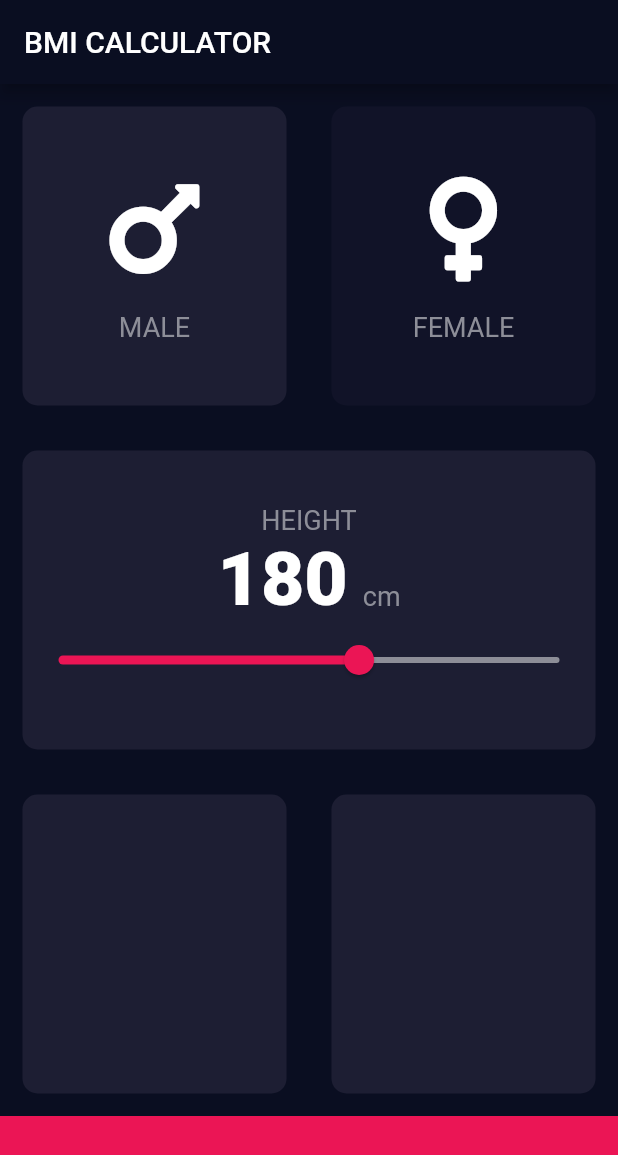
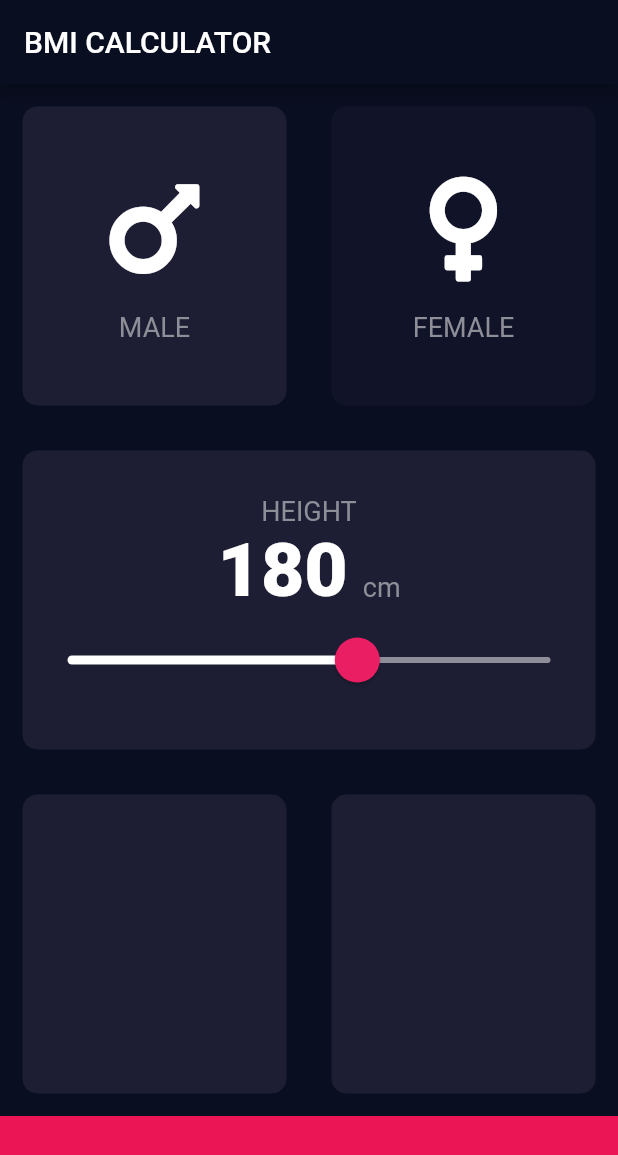
Before and after one commit to dmburyak/bmi_culculator, a Flutter app: the screen it shows after launch, on a phone screen of 412 x 824 dp. Shown: the top 1155 px of the screen. Run offline on Flutter 3.47's test engine with Material 2 defaults, Android fonts, the phone set to English and light mode, and no system bars; our stand-ins replace font_awesome_flutter.

Commit message:
change slider

```diff
--- a/lib/input_page.dart
+++ b/lib/input_page.dart
@@ -81,17 +81,25 @@ class _InputPageState extends State<InputPage> {
                           SizedBox(width: 10),
                           Text('cm', style: kCardTextStyle),
                         ]),
-                    Slider(
+                    SliderTheme(
+                      data: SliderTheme.of(context).copyWith(
+                        thumbColor: Colors.pink,
+                        overlayColor: Color(0x29EB1555),
+                        activeTrackColor: Colors.white,
+                        inactiveTrackColor: Color(0xFF8D8E98),
+                        thumbShape: RoundSliderThumbShape(enabledThumbRadius: 15.0),
+                        overlayShape: RoundSliderOverlayShape(overlayRadius: 30.0),
+                      ),
+                      child: Slider(
                           value: height.toDouble(),
                           min: 120.0,
                           max: 220.0,
-                        activeColor: Color(0xFFEB1555),
-                        inactiveColor: Color(0xFF8D8E98),
                           onChanged: (double newValue) {
                             setState(() {
                               height = newValue.round();
                             });
-                        })
+                          }),
+                    )
                   ],
                 ),
               ),
```
Lines whose indentation alone changed are shown as unchanged.
